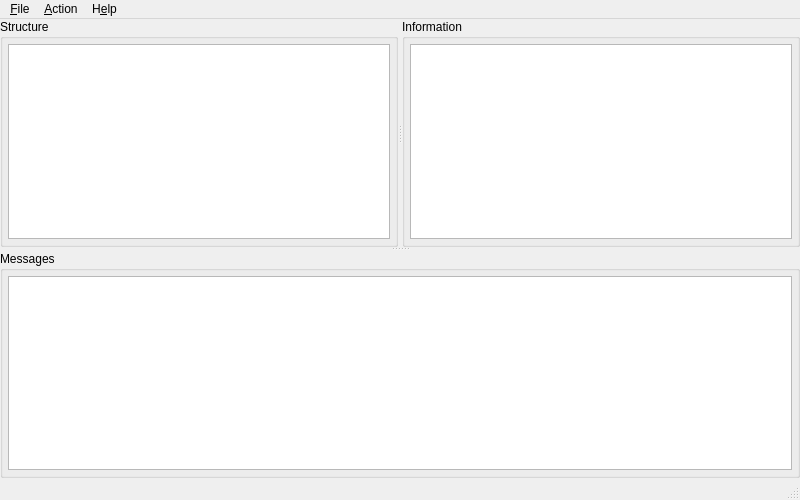
Above: uefitool.ui from LongSoft/UEFITool before the change. Below: the same form after it.
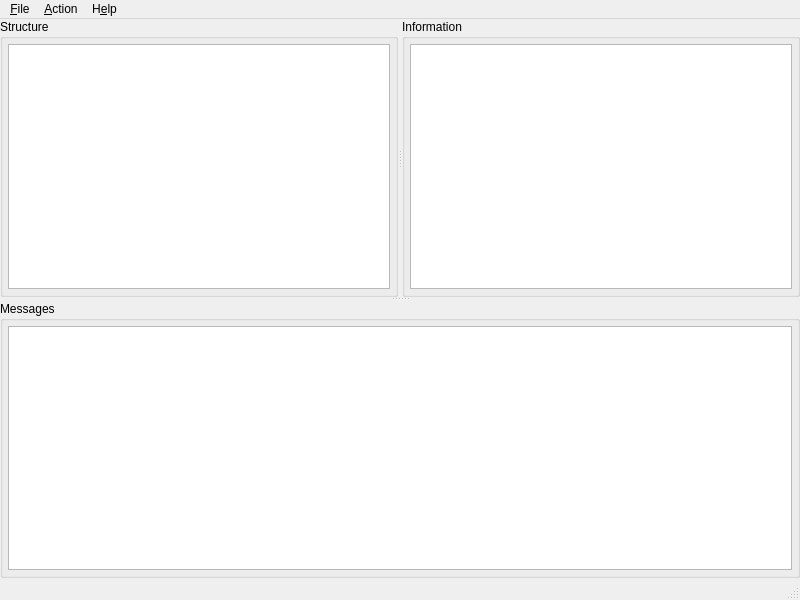
That is the form after the change.

Patch:
```diff
--- a/uefitool.ui
+++ b/uefitool.ui
@@ -7,7 +7,7 @@
     <x>0</x>
     <y>0</y>
     <width>800</width>
-    <height>500</height>
+    <height>600</height>
    </rect>
   </property>
   <property name="sizePolicy">
```
Left out of the diff: 46 changed lines with no effect on the pictures.
